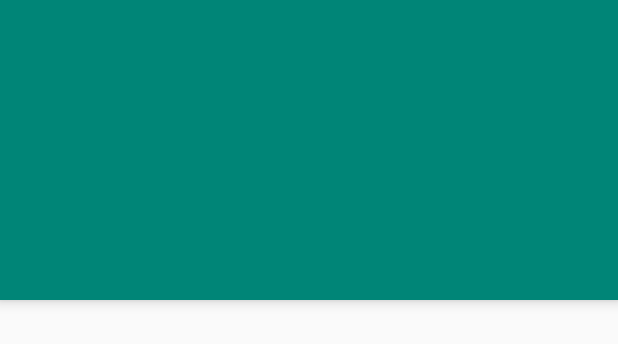
After one commit to Ineptus/DayLine, an Android app: the layout activity_main.xml on its own in the app's theme, with its tools: preview values and no code run, on a phone screen of 412 x 824 dp. The commit adds this screen. Shown: the top 344 px of the screen. Run offline under Robolectric (Android 15) with nearby library versions, the phone set to English and light mode, and no system bars.

Commit message:
Add launcher activity

```diff
--- /dev/null
+++ b/app/src/main/res/layout/activity_main.xml
@@ -0,0 +1,24 @@
+<RelativeLayout xmlns:android="http://schemas.android.com/apk/res/android"
+    xmlns:tools="http://schemas.android.com/tools"
+    android:layout_width="match_parent"
+    android:layout_height="match_parent"
+
+    tools:context="com.ineptus.dayline.MainActivity">
+
+
+    <RelativeLayout
+        android:layout_width="fill_parent"
+        android:layout_height="200dp"
+        android:layout_alignParentTop="true"
+        android:layout_centerHorizontal="true"
+        android:background="@color/accent_material_light"
+        android:elevation="5dp"></RelativeLayout>
+
+
+</RelativeLayout>
+
+
+    <!--    android:paddingBottom="@dimen/activity_vertical_margin"
+        android:paddingLeft="@dimen/activity_horizontal_margin"
+        android:paddingRight="@dimen/activity_horizontal_margin"
+        android:paddingTop="@dimen/activity_vertical_margin"-->
--- /dev/null
+++ b/app/src/main/res/menu/menu_main.xml
@@ -0,0 +1,6 @@
+<menu xmlns:android="http://schemas.android.com/apk/res/android"
+    xmlns:app="http://schemas.android.com/apk/res-auto"
+    xmlns:tools="http://schemas.android.com/tools" tools:context="com.ineptus.dayline.MainActivity">
+    <item android:id="@+id/action_settings" android:title="@string/action_settings"
+        android:orderInCategory="100" app:showAsAction="never" />
+</menu>
--- a/app/src/main/res/values/dimens.xml
+++ b/app/src/main/res/values/dimens.xml
@@ -7,4 +7,7 @@ http://developer.android.com/guide/topics/appwidgets/index.html#CreatingLayout
     -->
 
 
-</resources>
+
+    <!-- Default screen margins, per the Android Design guidelines. -->
+    <dimen name="activity_horizontal_margin">16dp</dimen>
+    <dimen name="activity_vertical_margin">16dp</dimen></resources>
--- a/app/src/main/res/values/strings.xml
+++ b/app/src/main/res/values/strings.xml
@@ -12,4 +12,6 @@
     <string name="replace_message">REPLACING\nWIDGET\nREQUIRED :(</string>
     <string name="of_free_time">of free time!</string>
     <string name="configuration_actionbar_title">DayLine - Configuration</string>
+    <string name="title_activity_main">MainActivity</string>
+    <string name="action_settings">Settings</string>
 </resources>
```
Also changed, not shown: app/src/main/AndroidManifest.xml (+17 -8 lines), app/src/main/java/com/ineptus/dayline/MainActivity.java (added, +39 -0 lines), app/src/main/res/ic_launcher-web.png (renamed from app/src/main/ic_launcher-web.png).
